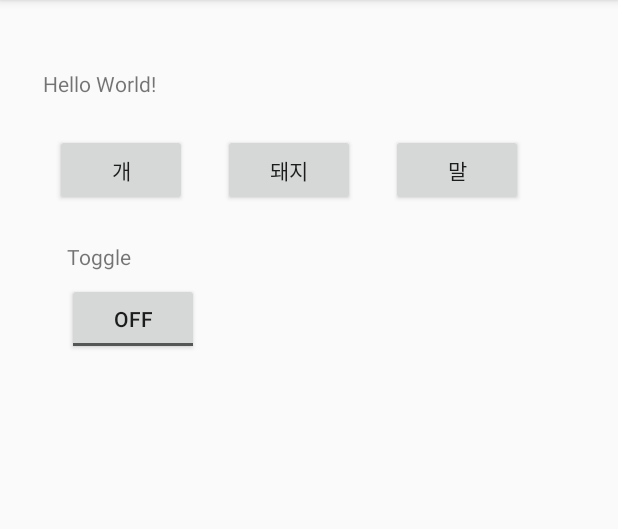
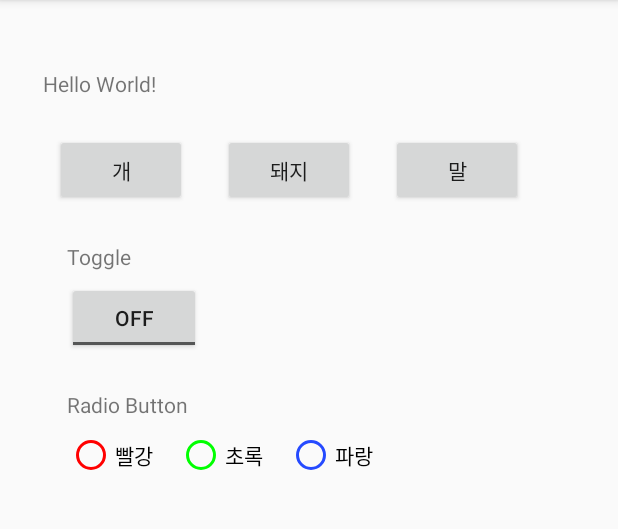
Before and after one commit to Youngho-Kim/Android, an Android app: the screen it shows after launch (MainActivity), on a phone screen of 412 x 824 dp, the part 84-613 px from its top. Run offline under Robolectric (Android 15) with nearby library versions, the phone set to English and light mode, and no system bars.

Commit message:
수업중

```diff
--- a/app/build.gradle
+++ b/app/build.gradle
@@ -11,6 +11,10 @@ android {
         versionName "1.0"
         testInstrumentationRunner "android.support.test.runner.AndroidJUnitRunner"
     }
+    lintOptions {
+         abortOnError false
+     }
+
     buildTypes {
         release {
             minifyEnabled false
--- a/app/src/main/java/com/android/kwave/basic_widget/MainActivity.java
+++ b/app/src/main/java/com/android/kwave/basic_widget/MainActivity.java
@@ -1,18 +1,23 @@
 package com.android.kwave.basic_widget;
 
 import android.os.Bundle;
+import android.support.annotation.IdRes;
 import android.support.v7.app.AppCompatActivity;
 import android.view.View;
 import android.widget.Button;
 import android.widget.CompoundButton;
+import android.widget.RadioGroup;
 import android.widget.Toast;
 import android.widget.ToggleButton;
 
-public class MainActivity extends AppCompatActivity implements View.OnClickListener, CompoundButton.OnCheckedChangeListener {
+public class MainActivity extends AppCompatActivity implements View.OnClickListener, CompoundButton.OnCheckedChangeListener, RadioGroup.OnCheckedChangeListener {
 
     // 1. 위젯 변수를 선언
     Button btnDog, btnPig, btnHorse;
     ToggleButton toggleButton;
+    RadioGroup radioGroup;
+
+
 
     @Override
     protected void onCreate(Bundle savedInstanceState) {
@@ -26,12 +31,17 @@ public class MainActivity extends AppCompatActivity implements View.OnClickListe
 
         toggleButton = (ToggleButton) findViewById(R.id.toggleButton);
 
+
+        radioGroup = (RadioGroup) findViewById(R.id.radioGroup);
+
 //        3. 클릭리스터 연결
                 btnDog.setOnClickListener(this);    // 리스너에 this(뭔가)를 넘겨주면
                 btnPig.setOnClickListener(this);    // 해당 이벤트가 발생시 this(뭔가)를 호출해준다.
                 btnHorse.setOnClickListener(this);
 
                 toggleButton.setOnCheckedChangeListener(this);      // 체크드 체인지 리스너O =>  클릭 리스너가 아님
+
+                radioGroup.setOnCheckedChangeListener(this);
     }
     @Override
     public void onClick(View v){        // 시스템의 이벤트 리스너를 통해 호출된다
@@ -57,6 +67,7 @@ public class MainActivity extends AppCompatActivity implements View.OnClickListe
         switch (buttonView.getId()){
             case R.id.toggleButton :
                 if(isChecked) {
+
                     Toast.makeText(this, "스위치가 켜졌습니다", Toast.LENGTH_SHORT).show();     // makeText(실행이 되는 액티비티, 띄울 문구, 띄울 시간)  show() : makeText 보이기
                 }
                 else{
@@ -65,4 +76,21 @@ public class MainActivity extends AppCompatActivity implements View.OnClickListe
                 break;
         }
     }
+
+    @Override
+    public void onCheckedChanged(RadioGroup group, @IdRes int checkedId) {
+        if(radioGroup.getId() == R.id.radioGroup){
+                    switch (checkedId){
+                        case R.id.radio_red :
+                        Toast.makeText(this, "빨간불이 켜졌습니다", Toast.LENGTH_SHORT ).show();
+                        break;
+                        case R.id.radio_green :
+                        Toast.makeText(this, "초록불이 켜졌습니다", Toast.LENGTH_SHORT ).show();
+                        break;
+                        case R.id.radio_blue :
+                        Toast.makeText(this, "파란불이 켜졌습니다", Toast.LENGTH_SHORT ).show();
+                        break;
+                    }
+        }
+    }
 }
--- a/app/src/main/res/layout/activity_main.xml
+++ b/app/src/main/res/layout/activity_main.xml
@@ -18,7 +18,8 @@
         app:layout_constraintVertical_bias="0.051"
         android:layout_marginTop="8dp"
         android:layout_marginLeft="6dp"
-        android:id="@+id/textView" />
+        android:id="@+id/textView"
+        android:layout_marginStart="6dp" />
 
     <Button
         android:id="@+id/btnDog"
@@ -28,27 +29,28 @@
         android:layout_marginTop="24dp"
         android:text="@string/word_dog"
         app:layout_constraintLeft_toLeftOf="@+id/textView"
-        app:layout_constraintTop_toBottomOf="@+id/textView" />
+        app:layout_constraintTop_toBottomOf="@+id/textView"
+        android:layout_marginStart="8dp" />
 
     <Button
         android:id="@+id/btnPig"
         android:layout_width="wrap_content"
         android:layout_height="wrap_content"
         android:layout_marginLeft="24dp"
-        android:layout_marginTop="0dp"
         android:text="@string/word_pig"
         app:layout_constraintLeft_toRightOf="@+id/btnDog"
-        app:layout_constraintTop_toTopOf="@+id/btnDog" />
+        app:layout_constraintTop_toTopOf="@+id/btnDog"
+        android:layout_marginStart="24dp" />
 
     <Button
         android:id="@+id/btnHorse"
         android:layout_width="wrap_content"
         android:layout_height="wrap_content"
         android:layout_marginLeft="24dp"
-        android:layout_marginTop="0dp"
         android:text="@string/word_horse"
         app:layout_constraintLeft_toRightOf="@+id/btnPig"
-        app:layout_constraintTop_toTopOf="@+id/btnPig" />
+        app:layout_constraintTop_toTopOf="@+id/btnPig"
+        android:layout_marginStart="24dp" />
 
     <TextView
         android:id="@+id/textView2"
@@ -58,16 +60,60 @@
         android:layout_marginTop="24dp"
         android:text="Toggle"
         app:layout_constraintLeft_toLeftOf="@+id/btnDog"
-        app:layout_constraintTop_toBottomOf="@+id/btnDog" />
+        app:layout_constraintTop_toBottomOf="@+id/btnDog"
+        android:layout_marginStart="8dp" />
 
     <ToggleButton
         android:id="@+id/toggleButton"
+        android:layout_width="89dp"
+        android:layout_height="48dp"
+        android:text="ToggleButton"
+        app:layout_constraintLeft_toLeftOf="@+id/textView2"
+        android:layout_marginTop="7dp"
+        app:layout_constraintTop_toBottomOf="@+id/textView2" />
+
+    <TextView
+        android:id="@+id/textView3"
         android:layout_width="wrap_content"
         android:layout_height="wrap_content"
-        android:text="ToggleButton"
-        android:layout_marginLeft="0dp"
+        android:layout_marginTop="79dp"
+        android:text="Radio Button"
         app:layout_constraintLeft_toLeftOf="@+id/textView2"
-        android:layout_marginTop="8dp"
         app:layout_constraintTop_toBottomOf="@+id/textView2" />
 
+    <RadioGroup
+        android:id="@+id/radioGroup"
+        android:layout_width="220dp"
+        android:layout_height="wrap_content"
+        android:layout_marginTop="8dp"
+        android:orientation="horizontal"
+        app:layout_constraintLeft_toLeftOf="@+id/textView3"
+        app:layout_constraintTop_toBottomOf="@+id/textView3">
+
+        <RadioButton
+            android:id="@+id/radio_red"
+            android:buttonTint="#ff0000"
+            android:layout_width="wrap_content"
+            android:layout_height="wrap_content"
+            android:layout_weight="1"
+            android:text="@string/radio_red" />
+
+        <RadioButton
+            android:id="@+id/radio_green"
+            android:buttonTint="#00ff00"
+            android:layout_width="wrap_content"
+            android:layout_height="wrap_content"
+            android:layout_weight="1"
+            android:text="@string/radio_green" />
+
+        <RadioButton
+            android:id="@+id/radio_blue"
+            android:buttonTint="#254aff"
+            android:layout_width="wrap_content"
+            android:layout_height="wrap_content"
+            android:layout_weight="1"
+            android:text="@string/radio_blue" />
+
+    </RadioGroup>
+
 </android.support.constraint.ConstraintLayout>
--- a/app/src/main/res/values/strings.xml
+++ b/app/src/main/res/values/strings.xml
@@ -6,4 +6,8 @@
     <string name="word_pig">돼지</string>
     <string name="word_horse">말</string>
 
+    <string name="radio_red">빨강</string>
+    <string name="radio_green">초록</string>
+    <string name="radio_blue">파랑</string>
+
 </resources>
```
Also changed, not shown: 1 other file.
